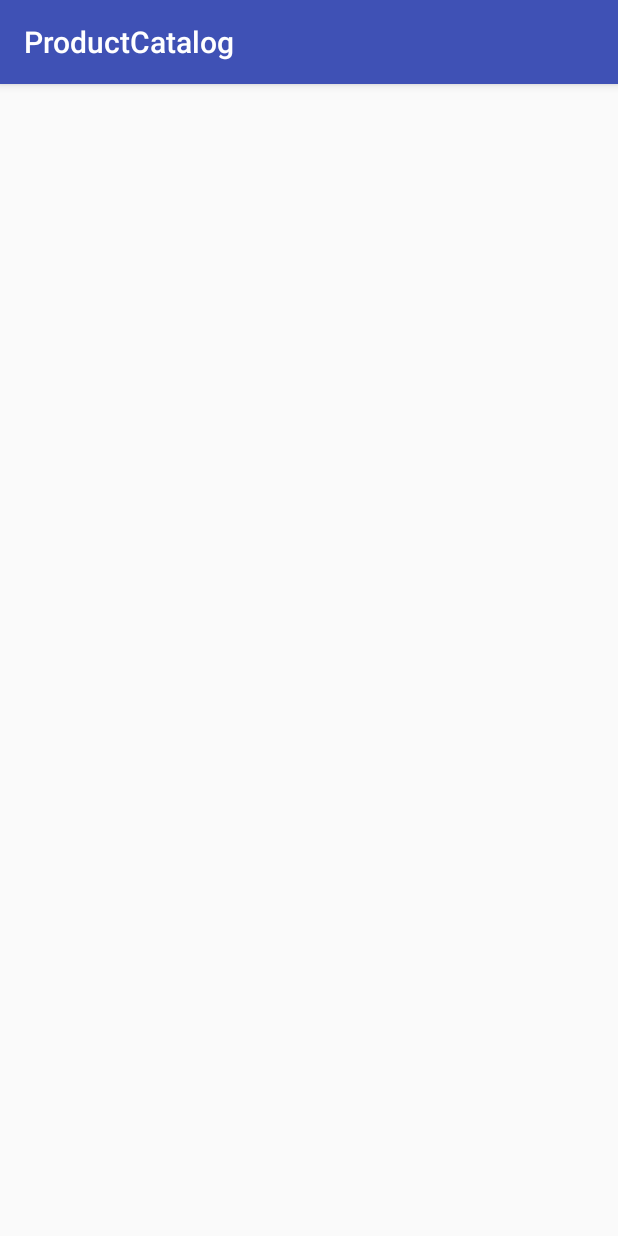
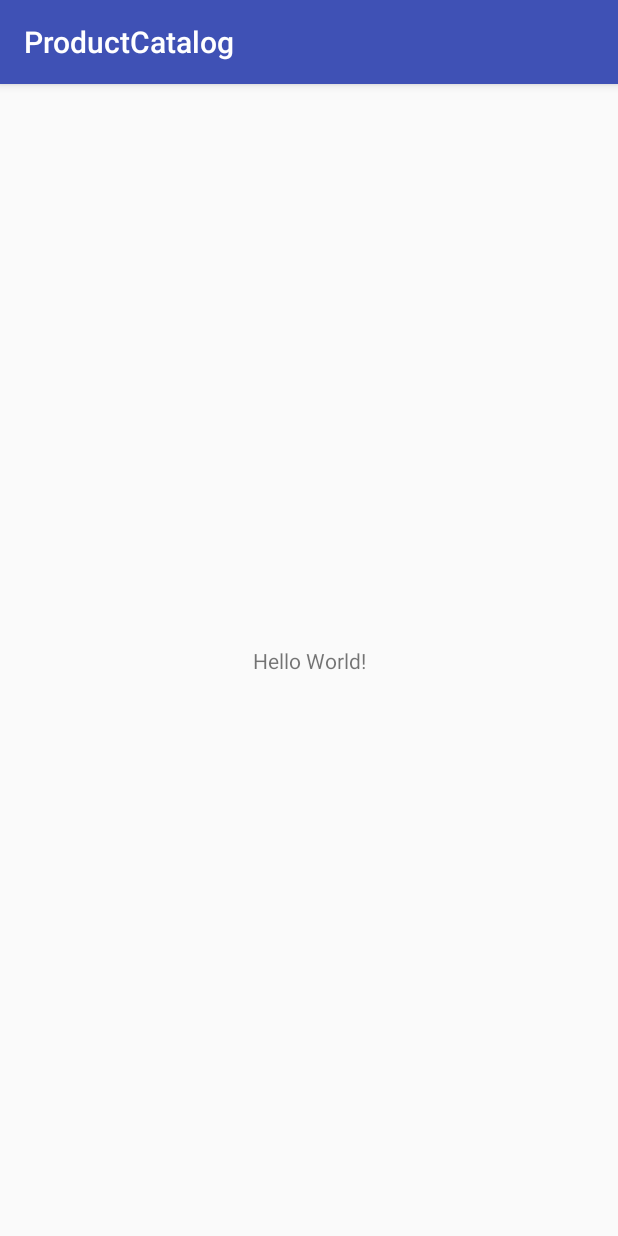
Before and after one commit to product-catalog/product-catalog-android, an Android app: the screen it shows after launch (WelcomeActivity), on a phone screen of 412 x 824 dp. Run offline under Robolectric (Android 15) with nearby library versions, the phone set to English and light mode, and no system bars.

Commit message:
Deleted unused activity xml and changed welcomeactivity id xml

```diff
--- a/app/src/main/java/com/pcatalog/productcatalog/views/WelcomeActivity.java
+++ b/app/src/main/java/com/pcatalog/productcatalog/views/WelcomeActivity.java
@@ -10,6 +10,6 @@ public class WelcomeActivity extends AppCompatActivity {
     @Override
     protected void onCreate(Bundle savedInstanceState) {
         super.onCreate(savedInstanceState);
-        setContentView(R.layout.activity_welcome2);
+        setContentView(R.layout.activity_welcome);
     }
 }
--- a/app/src/main/res/layout/activity_welcome2.xml
+++ /dev/null
@@ -1,9 +0,0 @@
-<?xml version="1.0" encoding="utf-8"?>
-<android.support.constraint.ConstraintLayout xmlns:android="http://schemas.android.com/apk/res/android"
-    xmlns:app="http://schemas.android.com/apk/res-auto"
-    xmlns:tools="http://schemas.android.com/tools"
-    android:layout_width="match_parent"
-    android:layout_height="match_parent"
-    tools:context=".views.WelcomeActivity">
-
-</android.support.constraint.ConstraintLayout>
```
